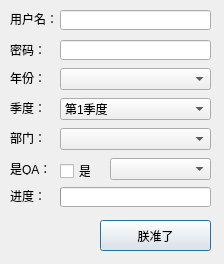
The window that jiratools/coadialog.ui (snowcicada/code-changes-life) describes before a commit, drawn with Qt 5.
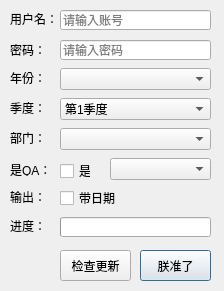
The same window after the commit.

The edit to the form file:
```diff
--- a/jiratools/coadialog.ui
+++ b/jiratools/coadialog.ui
@@ -7,7 +7,7 @@
     <x>0</x>
     <y>0</y>
     <width>224</width>
-    <height>264</height>
+    <height>291</height>
    </rect>
   </property>
   <property name="windowTitle">
@@ -16,9 +16,9 @@
   <widget class="QPushButton" name="pushButton">
    <property name="geometry">
     <rect>
-     <x>100</x>
-     <y>220</y>
-     <width>111</width>
+     <x>140</x>
+     <y>250</y>
+     <width>71</width>
      <height>31</height>
     </rect>
    </property>
@@ -61,6 +61,9 @@
      <height>20</height>
     </rect>
    </property>
+   <property name="placeholderText">
+    <string>请输入账号</string>
+   </property>
   </widget>
   <widget class="QLineEdit" name="linePwd">
    <property name="geometry">
@@ -74,6 +77,9 @@
    <property name="echoMode">
     <enum>QLineEdit::Password</enum>
    </property>
+   <property name="placeholderText">
+    <string>请输入密码</string>
+   </property>
   </widget>
   <widget class="QLabel" name="label_4">
    <property name="geometry">
@@ -148,7 +154,7 @@
    <property name="geometry">
     <rect>
      <x>60</x>
-     <y>187</y>
+     <y>217</y>
      <width>151</width>
      <height>20</height>
     </rect>
@@ -195,7 +201,7 @@
    <property name="geometry">
     <rect>
      <x>10</x>
-     <y>163</y>
+     <y>164</y>
      <width>54</width>
      <height>12</height>
     </rect>
@@ -236,7 +242,7 @@
    <property name="geometry">
     <rect>
      <x>10</x>
-     <y>190</y>
+     <y>220</y>
      <width>54</width>
      <height>12</height>
     </rect>
@@ -245,6 +251,48 @@
     <string>进度：</string>
    </property>
   </widget>
+  <widget class="QCheckBox" name="chkHasDate">
+   <property name="geometry">
+    <rect>
+     <x>60</x>
+     <y>190</y>
+     <width>61</width>
+     <height>16</height>
+    </rect>
+   </property>
+   <property name="toolTip">
+    <string>QA才需要勾选</string>
+   </property>
+   <property name="text">
+    <string>带日期</string>
+   </property>
+  </widget>
+  <widget class="QLabel" name="label_10">
+   <property name="geometry">
+    <rect>
+     <x>10</x>
+     <y>191</y>
+     <width>54</width>
+     <height>12</height>
+    </rect>
+   </property>
+   <property name="text">
+    <string>输出：</string>
+   </property>
+  </widget>
+  <widget class="QPushButton" name="btnUpdate">
+   <property name="geometry">
+    <rect>
+     <x>60</x>
+     <y>250</y>
+     <width>71</width>
+     <height>31</height>
+    </rect>
+   </property>
+   <property name="text">
+    <string>检查更新</string>
+   </property>
+  </widget>
  </widget>
  <layoutdefault spacing="6" margin="11"/>
  <resources/>
```
Left out of the diff: 3 changed lines with no effect on the pictures.
